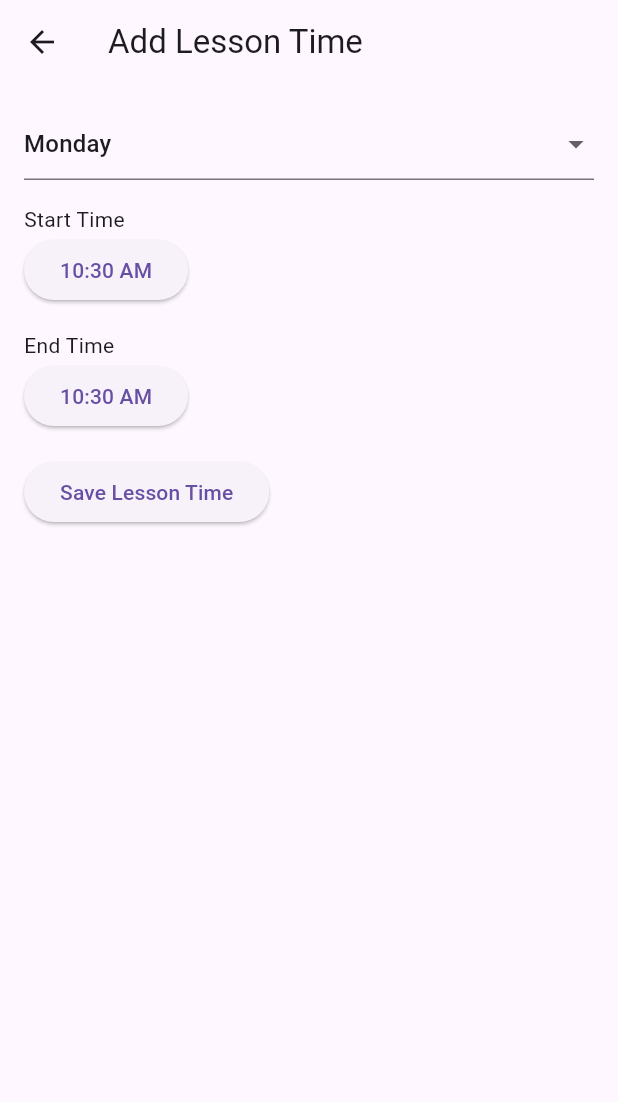
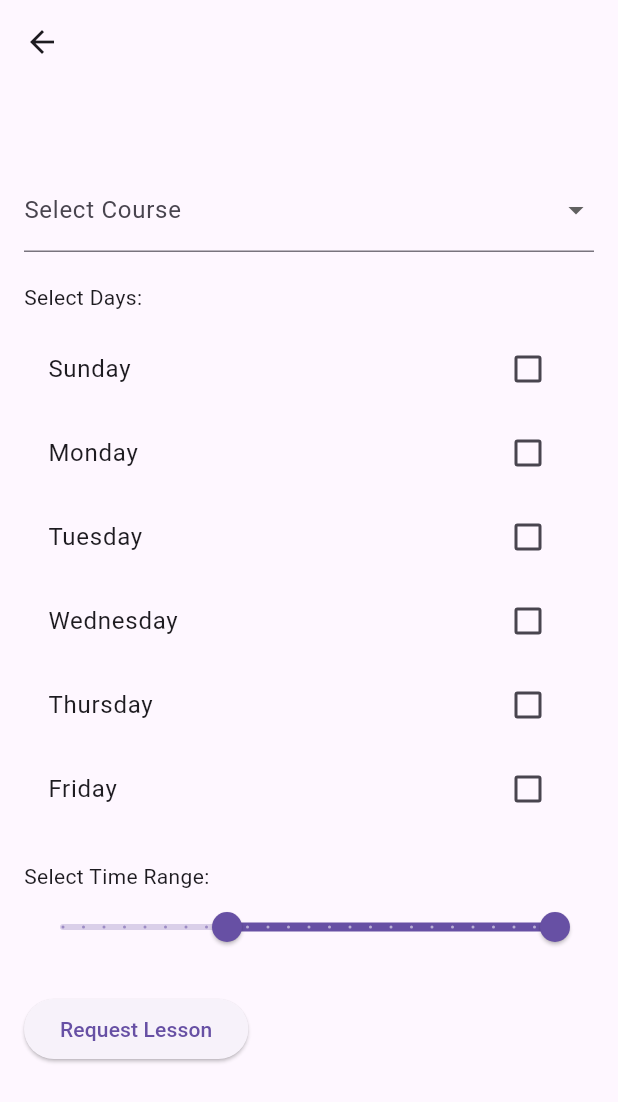
Before and after one commit to Ismailaboamra/Final-Project-SCE, a Flutter app: the Lessons screen opened directly, after a tap on the "add" icon, on a phone screen of 412 x 824 dp. Shown: the top 1102 px of the screen. Run offline on Flutter 3.47's test engine with Material 3 defaults, Android fonts, the phone set to English and light mode, and no system bars; our stand-ins replace cloud_firestore, email_validator, firebase_auth, firebase_core, flutter_svg; accounts and stored records are empty.

Commit message:
LessonRequestForm

```diff
--- a/lib/main.dart
+++ b/lib/main.dart
@@ -1,6 +1,7 @@
 // ignore_for_file: unused_import, prefer_const_constructors, sort_child_properties_last, use_super_parameters
 
 import 'package:final_project_sce/firebase_options.dart';
+import 'package:final_project_sce/pages/AddLessonPage.dart';
 import 'package:final_project_sce/responsive/mobileOfmentor.dart';
 import 'package:firebase_auth/firebase_auth.dart';
 import 'package:firebase_core/firebase_core.dart';
@@ -26,9 +27,7 @@ class MyApp extends StatelessWidget {
   @override
   Widget build(BuildContext context) {
     return ChangeNotifierProvider(
-      create: (context) {
-        return;
-      },
+      create:(context) => ChangeNotifier(),
       child: MaterialApp(
         title: "myApp",
         debugShowCheckedModeBanner: false,
@@ -39,7 +38,7 @@ class MyApp extends StatelessWidget {
             if (snapshot.hasData) {
               return MobileScreenMentor();
             } else {
-              return LoginForm();
+              return LoginForm ();
             }
           },
         ),
--- a/lib/pages/AddLessonPage.dart
+++ b/lib/pages/AddLessonPage.dart
@@ -2,85 +2,100 @@
 
 import 'package:flutter/material.dart';
 
-class AddLesson extends StatefulWidget {
+class LessonRequestForm  extends StatefulWidget {
   @override
   _AddLessonPageState createState() => _AddLessonPageState();
 }
 
-class _AddLessonPageState extends State<AddLesson> {
-  String _selectedDay = 'Monday';
-  TimeOfDay _startTime = TimeOfDay.now();
-  TimeOfDay _endTime = TimeOfDay.now();
+class _AddLessonPageState extends State<LessonRequestForm > {
+  String? selectedCourse;
+  List<String> courses = [
+    'Course A',
+    'Course B',
+    'Course C'
+  ]; // Replace with your actual course list
+  Map<String, bool> selectedDays = {
+    'Sunday': false,
+    'Monday': false,
+    'Tuesday': false,
+    'Wednesday': false,
+    'Thursday': false,
+    'Friday': false,
+  };
+  RangeValues timeRange = const RangeValues(8, 24);
 
   @override
   Widget build(BuildContext context) {
     return Scaffold(
       appBar: AppBar(
-        title: Text('Add Lesson Time'),
+
       ),
-      body: Padding(
-        padding: EdgeInsets.all(16.0),
+      body: Container(
+        padding: EdgeInsets.all(16),
         child: Column(
           crossAxisAlignment: CrossAxisAlignment.start,
           children: [
-            DropdownButtonFormField(
-              value: _selectedDay,
-              items: ['Monday', 'Tuesday', 'Wednesday', 'Thursday', 'Friday']
-                  .map((day) => DropdownMenuItem(value: day, child: Text(day)))
-                  .toList(),
+            SizedBox(height: 40,),
+            DropdownButtonFormField<String>(
+              decoration: InputDecoration(
+                labelText: 'Select Course',
+              ),
+              value: selectedCourse,
               onChanged: (value) {
                 setState(() {
-                  _selectedDay = value.toString();
+                  selectedCourse = value;
                 });
               },
+              items: courses.map((course) {
+                return DropdownMenuItem<String>(
+                  value: course,
+                  child: Text(course),
+                );
+              }).toList(),
             ),
-            SizedBox(height: 16.0),
-            Text('Start Time'),
+            SizedBox(height: 20),
+            Text('Select Days:'),
+            SizedBox(height: 10),
+            Column(
+              children: selectedDays.entries.map((entry) {
+                return CheckboxListTile(
+                  title: Text(entry.key),
+                  value: entry.value,
+                  onChanged: (value) {
+                    setState(() {
+                      selectedDays[entry.key] = value!;
+                    });
+                  },
+                );
+              }).toList(),
+            ),
+            SizedBox(height: 20),
+            Text('Select Time Range:'),
+            RangeSlider(
+              values: timeRange,
+              onChanged: (values) {
+                setState(() {
+                  timeRange = values;
+                });
+              },
+              min: 0,
+              max: 24,
+              divisions: 24,
+              labels: RangeLabels('${timeRange.start}', '${timeRange.end}'),
+            ),
+            SizedBox(height: 20),
             ElevatedButton(
               onPressed: () {
-                _selectStartTime(context);
+                // Handle the request submission here
+                print('Course: $selectedCourse');
+                print('Selected Days: $selectedDays');
+                print('Time Range: ${timeRange.start} - ${timeRange.end}');
               },
-              child: Text(_startTime.format(context)),
-            ),
-            SizedBox(height: 16.0),
-            Text('End Time'),
-            ElevatedButton(
-              onPressed: () {
-                _selectEndTime(context);
-              },
-              child: Text(_endTime.format(context)),
-            ),
-            SizedBox(height: 16.0),
-            ElevatedButton(
-              onPressed: () {
-                // Save lesson time to Firebase
-                // Implement Firebase logic here
-              },
-              child: Text('Save Lesson Time'),
+              child: Text('Request Lesson'),
             ),
           ],
         ),
       ),
     );
   }
-
-  Future<void> _selectStartTime(BuildContext context) async {
-    final TimeOfDay? startTime =
-        await showTimePicker(context: context, initialTime: _startTime);
-    if (startTime != null && startTime != _startTime) {
-      setState(() {
-        _startTime = startTime;
-      });
-    }
-  }
-
-  Future<void> _selectEndTime(BuildContext context) async {
-    final TimeOfDay? endTime =
-        await showTimePicker(context: context, initialTime: _endTime);
-    if (endTime != null && endTime != _endTime) {
-      setState(() {
-        _endTime = endTime;
-      });
-    }
-  }
 }
--- a/lib/pages/lessons.dart
+++ b/lib/pages/lessons.dart
@@ -1,6 +1,7 @@
 // ignore_for_file: prefer_const_constructors
 
 import 'package:final_project_sce/pages/AddLessonPage.dart';
+import 'package:final_project_sce/pages/home.dart';
 import 'package:flutter/material.dart';
 import 'package:flutter_svg/flutter_svg.dart';
 
@@ -15,26 +16,27 @@ class _LessonsState extends State<Lessons> {
   @override
   Widget build(BuildContext context) {
     return Scaffold(
+      // appBar: AppBar(
+      //   automaticallyImplyLeading: false,
+      //   title: SvgPicture.asset('assets/icons/sceMentor.svg', height: 24),
+      //   actions: [
+      //     IconButton(
+      //         onPressed: () {},
+      //         icon: Icon(
+      //           Icons.history,
+      //         )),
+      //   ],
+      // ),
       appBar: AppBar(
         automaticallyImplyLeading: false,
-        title: SvgPicture.asset('assets/icons/sceMentor.svg', height: 24),
         actions: [
           IconButton(
-              onPressed: () {},
-              icon: Icon(
-                Icons.history,
-              )),
-        ],
-      ),
-      body: AppBar(
-        automaticallyImplyLeading: false,
-        actions: [
-          IconButton(onPressed: () {
-            Navigator.push(context, MaterialPageRoute(builder: (context) => AddLesson()));
-          },
-          icon: Icon(
-            Icons.add
-          )),
+              onPressed: () {
+                Navigator.push(context,
+                    MaterialPageRoute(builder: (context) => LessonRequestForm ()));
+                Navigator.push(context, MaterialPageRoute(builder: (context) => LessonRequestForm()));
+              },
+              icon: Icon(Icons.add)),
         ],
         title: SvgPicture.asset('assets/icons/lessons.svg', height: 18),
       ),
--- a/lib/pages/myProfile.dart
+++ b/lib/pages/myProfile.dart
@@ -114,7 +114,7 @@ class _myProfileState extends State<myProfile> {
                       margin: EdgeInsets.fromLTRB(40, 8, 0, 0),
                       // child: UserData(uid: currectUser!.uid, fieldName: 'Username'),
                       child: Text(
-                      userData.getData(),
+                      userData.getData().toString(),
                         style: TextStyle(
                           fontSize: 18,
                           color: primaryColor,
```
